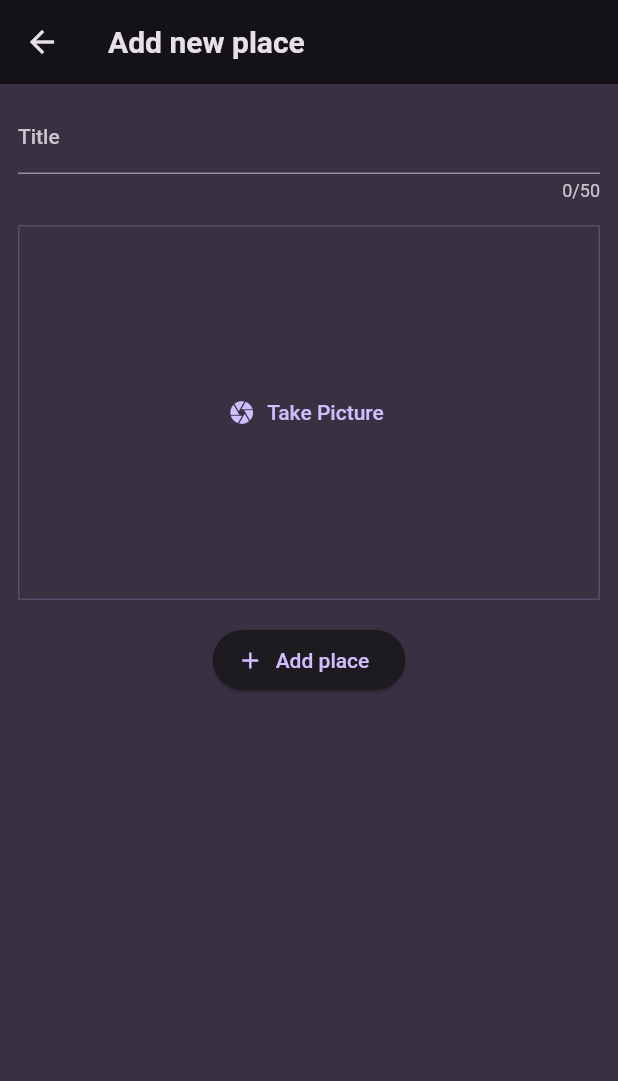
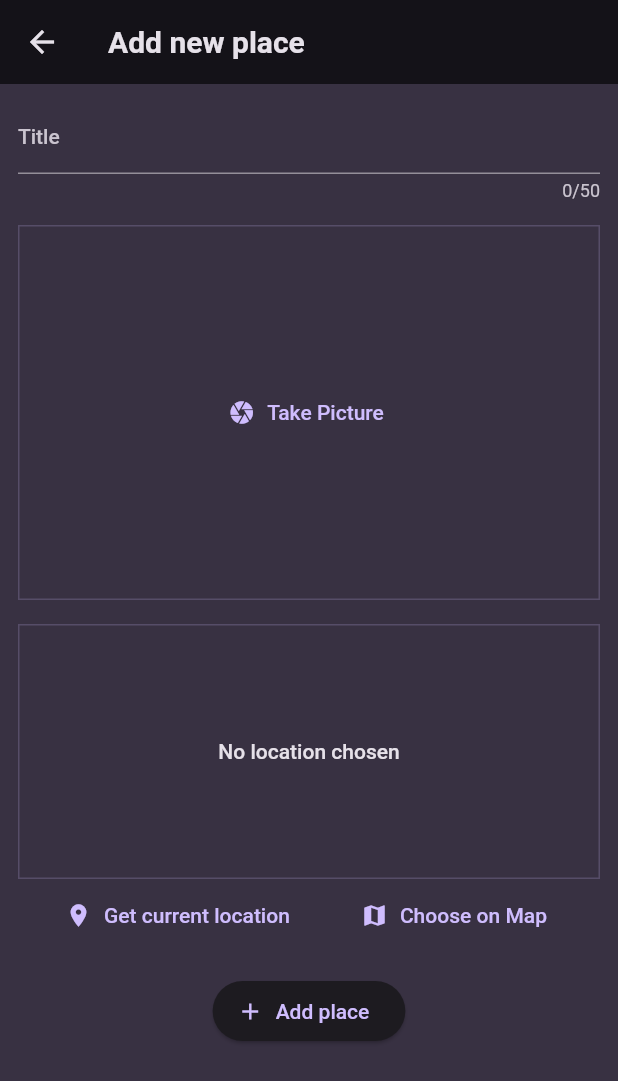
Before and after one commit to phammaidung/FavoritePlacesApp, a Flutter app: the screen it shows after launch, after a tap on the "add" icon, on a phone screen of 412 x 824 dp. Shown: the top 1081 px of the screen. Run offline on Flutter 3.47's test engine with Material 2 defaults, Android fonts, the phone set to English and light mode, and no system bars; our stand-ins replace flutter_riverpod, google_fonts, image_picker, location; network calls fail.

Commit message:
getting user location from device and using locationiq API (instead of GG Map API)

```diff
--- a/lib/models/place.dart
+++ b/lib/models/place.dart
@@ -4,10 +4,23 @@ import 'package:uuid/uuid.dart';
 
 const uuid = Uuid();
 
+class PlaceLocation {
+  const PlaceLocation(
+      {required this.latitude,
+      required this.longtitude,
+      required this.address});
+
+  final double latitude;
+  final double longtitude;
+  final String address;
+}
+
 class Place {
-  Place({required this.title, required this.image}) : id = uuid.v4();
+  Place({required this.title, required this.image, required this.location})
+      : id = uuid.v4();
 
   final String id;
   final String title;
   final File image;
+  final PlaceLocation location;
 }
--- a/lib/providers/user_places.dart
+++ b/lib/providers/user_places.dart
@@ -7,8 +7,8 @@ import '../models/place.dart';
 class UserPlacesNotifier extends StateNotifier<List<Place>> {
   UserPlacesNotifier() : super(const []);
 
-  void addPlace(String title, File image) {
-    final newPlace = Place(title: title, image: image);
+  void addPlace(String title, File image, PlaceLocation location) {
+    final newPlace = Place(title: title, image: image, location: location);
     state = [newPlace, ...state];
   }
 }
--- a/lib/screens/favorite_places.dart
+++ b/lib/screens/favorite_places.dart
@@ -41,8 +41,8 @@ class FavoritePlacesScreen extends ConsumerWidget {
           actions: [
             IconButton(
                 onPressed: () {
-                  Navigator.of(context).push(
-                      MaterialPageRoute(builder: (ctx) => NewPlaceScreen()));
+                  Navigator.of(context).push(MaterialPageRoute(
+                      builder: (ctx) => const NewPlaceScreen()));
                 },
                 icon: const Icon(Icons.add))
           ],
--- a/lib/screens/new_place.dart
+++ b/lib/screens/new_place.dart
@@ -1,7 +1,9 @@
 import 'dart:io';
 
+import 'package:favorite_places_app/models/place.dart';
 import 'package:favorite_places_app/providers/user_places.dart';
 import 'package:favorite_places_app/widgets/image_input.dart';
+import 'package:favorite_places_app/widgets/location_input.dart';
 
 import 'package:flutter/material.dart';
 import 'package:flutter_riverpod/flutter_riverpod.dart';
@@ -20,16 +22,19 @@ class _NewPlaceState extends ConsumerState<NewPlaceScreen> {
   // var _enteredTitle = '';
   final _titleController = TextEditingController();
   File? _selectedImage;
+  PlaceLocation? _selectedLocation;
 
   void _savePlace() {
     final enteredTitle = _titleController.text;
-    if (enteredTitle.isEmpty || _selectedImage == null) {
+    if (enteredTitle.isEmpty ||
+        _selectedImage == null ||
+        _selectedLocation == null) {
       return;
     }
 
     ref
         .read(userPlacesProvider.notifier)
-        .addPlace(enteredTitle, _selectedImage!);
+        .addPlace(enteredTitle, _selectedImage!, _selectedLocation!);
 
     Navigator.of(context).pop();
   }
@@ -58,6 +63,12 @@ class _NewPlaceState extends ConsumerState<NewPlaceScreen> {
               },
             ),
             const SizedBox(height: 16),
+            LocationInput(
+              onSelectLocation: (location) {
+                _selectedLocation = location;
+              },
+            ),
+            const SizedBox(height: 16),
             ElevatedButton.icon(
                 onPressed: _savePlace,
                 icon: const Icon(Icons.add),
--- /dev/null
+++ b/lib/widgets/location_input.dart
@@ -0,0 +1,137 @@
+import 'dart:convert';
+
+import 'package:favorite_places_app/models/place.dart';
+import 'package:flutter/material.dart';
+
+import 'package:location/location.dart';
+import 'package:http/http.dart' as http;
+
+class LocationInput extends StatefulWidget {
+  const LocationInput({super.key, required this.onSelectLocation});
+
+  final void Function(PlaceLocation location) onSelectLocation;
+
+  @override
+  State<LocationInput> createState() {
+    return _LocationInputState();
+  }
+}
+
+class _LocationInputState extends State<LocationInput> {
+  PlaceLocation? _pickedLocation;
+  var _isGettingLocation = false;
+  String get locationImage {
+    if (_pickedLocation == null) {
+      return '';
+    }
+    final lat = _pickedLocation!.latitude;
+    final long = _pickedLocation!.longtitude;
+    return 'https://maps.locationiq.com/v3/staticmap?key=pk.dabbb7c5ff00c75b70bed3798994c6a9&center=$lat,$long&size=600x300&zoom=16&markers=$lat,$long|icon:large-red-cutout&format=png';
+  }
+
+  void _getCurrentLocation() async {
+    Location location = Location();
+
+    bool serviceEnabled;
+    PermissionStatus permissionGranted;
+    LocationData locationData;
+
+    serviceEnabled = await location.serviceEnabled();
+    if (!serviceEnabled) {
+      serviceEnabled = await location.requestService();
+      if (!serviceEnabled) {
+        return;
+      }
+    }
+
+    permissionGranted = await location.hasPermission();
+    if (permissionGranted == PermissionStatus.denied) {
+      permissionGranted = await location.requestPermission();
+      if (permissionGranted != PermissionStatus.granted) {
+        return;
+      }
+    }
+
+    setState(() {
+      _isGettingLocation = true;
+    });
+    locationData = await location.getLocation();
+
+    final lat = locationData.latitude;
+    final long = locationData.longitude;
+
+    if (lat == null || long == null) {
+      return;
+    }
+
+    final url = Uri.parse(
+        'https://us1.locationiq.com/v1/reverse?key=pk.dabbb7c5ff00c75b70bed3798994c6a9&lat=$lat&lon=$long&format=json');
+
+    final response = await http.get(url);
+    final resData = json.decode(response.body);
+    final address = resData['display_name'];
+    setState(() {
+      _pickedLocation =
+          PlaceLocation(latitude: lat, longtitude: long, address: address);
+      _isGettingLocation = false;
+    });
+
+    widget.onSelectLocation(_pickedLocation!);
+
+    print('lat: ' + locationData.latitude.toString());
+    print('long: ' + locationData.longitude.toString());
+  }
+
+  @override
+  Widget build(BuildContext context) {
+    Widget previewContent = Text(
+      'No location chosen',
+      textAlign: TextAlign.center,
+      style: Theme.of(context)
+          .textTheme
+          .bodyLarge!
+          .copyWith(color: Theme.of(context).colorScheme.onBackground),
+    );
+
+    if (_pickedLocation != null) {
+      previewContent = Image.network(
+        locationImage,
+        width: double.infinity,
+        height: double.infinity,
+        fit: BoxFit.cover,
+      );
+    }
+
+    if (_isGettingLocation) {
+      previewContent = const CircularProgressIndicator();
+    }
+
+    return Column(
+      children: [
+        Container(
+            decoration: BoxDecoration(
+                border: Border.all(
+                    width: 1,
+                    color:
+                        Theme.of(context).colorScheme.primary.withOpacity(.2))),
+            height: 170,
+            width: double.infinity,
+            alignment: Alignment.center,
+            child: previewContent),
+        Row(
+          mainAxisAlignment: MainAxisAlignment.spaceEvenly,
+          children: [
+            TextButton.icon(
+                onPressed: _getCurrentLocation,
+                icon: const Icon(Icons.location_on),
+                label: const Text('Get current location')),
+            TextButton.icon(
+                onPressed: () {},
+                icon: const Icon(Icons.map),
+                label: const Text('Choose on Map')),
+          ],
+        )
+      ],
+    );
+  }
+}
--- a/lib/widgets/places_list.dart
+++ b/lib/widgets/places_list.dart
@@ -31,6 +31,9 @@ class PlacesList extends StatelessWidget {
             title: Text(places[index].title,
                 style: Theme.of(context).textTheme.titleMedium!.copyWith(
                     color: Theme.of(context).colorScheme.onBackground)),
+            subtitle: Text(places[index].location.address,
+                style: Theme.of(context).textTheme.bodySmall!.copyWith(
+                    color: Theme.of(context).colorScheme.onBackground)),
             onTap: () {
               Navigator.of(context).push(MaterialPageRoute(
                   builder: (ctx) => PlaceDetailScreen(place: places[index])));
--- a/pubspec.yaml
+++ b/pubspec.yaml
@@ -38,6 +38,8 @@ dependencies:
   uuid: ^4.0.0
   flutter_riverpod: ^2.4.0
   image_picker: ^1.0.4
+  location: ^5.0.3
+  http: ^1.1.0
 
 dev_dependencies:
   flutter_test:
```
Also changed, not shown: lib/screens/place_detail.dart (+42 -7 lines), pubspec.lock, 2 other files.
